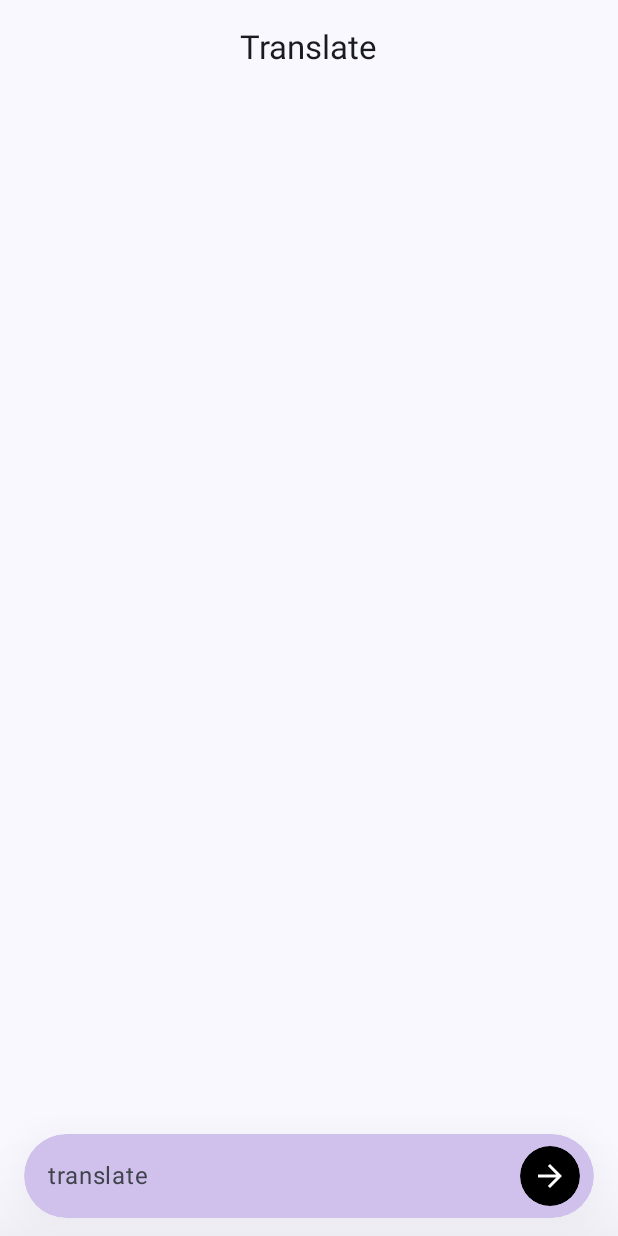
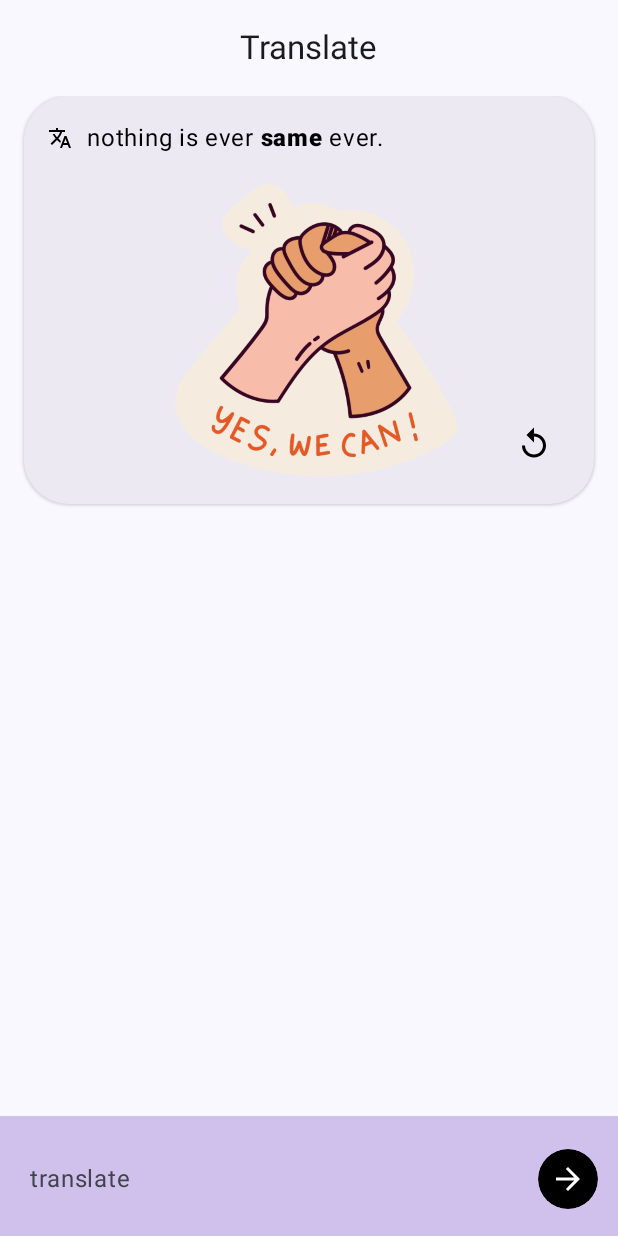
Before and after one commit to varunkumar2004/Sih-SignLanguageTranslateAndroid, an Android app built with Jetpack Compose: the screen it shows after launch (MainActivity), on a phone screen of 412 x 824 dp. Run offline under Robolectric (Android 15) with nearby library versions, the phone set to English and light mode, and no system bars; our stand-ins replace Dagger/Hilt's generated code.

Commit message:
TextPrompt.kt completed.

```diff
--- a/app/src/main/java/com/example/signlanguagetranslator/ui/components/FloatingBottomBar.kt
+++ b/app/src/main/java/com/example/signlanguagetranslator/ui/components/FloatingBottomBar.kt
@@ -20,6 +20,7 @@ import androidx.compose.ui.Modifier
 import androidx.compose.ui.draw.clip
 import androidx.compose.ui.draw.shadow
 import androidx.compose.ui.graphics.Color
+import androidx.compose.ui.platform.LocalSoftwareKeyboardController
 import androidx.compose.ui.unit.dp
 
 @Composable
@@ -30,17 +31,14 @@ fun FloatingBottomBar(
     onPromptChange: (String) -> Unit,
     onPromptSend: () -> Unit
 ) {
+    val keyboardController = LocalSoftwareKeyboardController.current
+
     BottomAppBar(
         modifier = modifier,
-        contentPadding = PaddingValues(horizontal = 16.dp),
-        containerColor = Color.Transparent
+        containerColor = color
     ) {
         TextField(
-            modifier = modifier
-                .shadow(
-                    elevation = 50.dp,
-                    shape = RoundedCornerShape(30.dp)
-                ),
+            modifier = modifier,
             shape = RoundedCornerShape(30.dp),
             colors = TextFieldDefaults.colors(
                 focusedIndicatorColor = Color.Transparent,
@@ -49,11 +47,14 @@ fun FloatingBottomBar(
                 focusedContainerColor = color,
                 focusedTextColor = Color.Black,
                 unfocusedTextColor = Color.Black,
-                unfocusedContainerColor = color
+                unfocusedContainerColor = color,
+                cursorColor = Color.Black
             ),
             value = value,
             placeholder = {
-                Text(text = "translate")
+                Text(
+                    text = "translate"
+                )
             },
             trailingIcon = {
                 IconButton(
@@ -64,7 +65,13 @@ fun FloatingBottomBar(
                         containerColor = Color.Black,
                         contentColor = Color.White
                     ),
-                    onClick = onPromptSend
+                    onClick = {
+                        if (value.isNotEmpty() && value.isNotBlank()) {
+                            onPromptSend()
+                        }
+
+                        keyboardController?.hide()
+                    }
                 ) {
                     Icon(
                         imageVector = Icons.Default.ArrowForward,
--- /dev/null
+++ b/app/src/main/java/com/example/signlanguagetranslator/ui/components/SignScrollAnimation.kt
@@ -0,0 +1,53 @@
+package com.example.signlanguagetranslator.ui.components
+
+import androidx.compose.animation.AnimatedContent
+import androidx.compose.animation.ExperimentalAnimationApi
+import androidx.compose.animation.core.tween
+import androidx.compose.animation.fadeIn
+import androidx.compose.animation.fadeOut
+import androidx.compose.animation.togetherWith
+import androidx.compose.animation.with
+import androidx.compose.foundation.Image
+import androidx.compose.foundation.background
+import androidx.compose.foundation.layout.Box
+import androidx.compose.foundation.layout.Row
+import androidx.compose.foundation.layout.Spacer
+import androidx.compose.foundation.layout.height
+import androidx.compose.foundation.layout.padding
+import androidx.compose.foundation.layout.size
+import androidx.compose.foundation.shape.RoundedCornerShape
+import androidx.compose.material.icons.Icons
+import androidx.compose.material.icons.filled.Forward
+import androidx.compose.material.icons.filled.KeyboardDoubleArrowRight
+import androidx.compose.material.icons.filled.PlayArrow
+import androidx.compose.material.icons.filled.Repeat
+import androidx.compose.material.icons.filled.ReplayCircleFilled
+import androidx.compose.material.icons.outlined.Replay
+import androidx.compose.material3.Icon
+import androidx.compose.material3.IconButton
+import androidx.compose.runtime.Composable
+import androidx.compose.runtime.LaunchedEffect
+import androidx.compose.runtime.getValue
+import androidx.compose.runtime.mutableIntStateOf
+import androidx.compose.runtime.mutableStateOf
+import androidx.compose.runtime.remember
+import androidx.compose.runtime.setValue
+import androidx.compose.ui.Alignment
+import androidx.compose.ui.Modifier
+import androidx.compose.ui.draw.alpha
+import androidx.compose.ui.draw.clip
+import androidx.compose.ui.graphics.Color
+import androidx.compose.ui.res.painterResource
+import androidx.compose.ui.unit.dp
+import com.example.signlanguagetranslator.R
+import kotlinx.coroutines.delay
+
+@Composable
+fun SignScrollAnimation(
+    modifier: Modifier = Modifier,
+    images: List<Int>
+) {
+
+
+
+}
--- a/app/src/main/java/com/example/signlanguagetranslator/ui/components/TextPrompt.kt
+++ b/app/src/main/java/com/example/signlanguagetranslator/ui/components/TextPrompt.kt
@@ -1,10 +1,12 @@
 package com.example.signlanguagetranslator.ui.components
 
+import androidx.compose.animation.AnimatedContent
 import androidx.compose.foundation.Image
 import androidx.compose.foundation.background
 import androidx.compose.foundation.border
 import androidx.compose.foundation.clickable
 import androidx.compose.foundation.layout.Arrangement
+import androidx.compose.foundation.layout.Box
 import androidx.compose.foundation.layout.Column
 import androidx.compose.foundation.layout.Row
 import androidx.compose.foundation.layout.padding
@@ -12,19 +14,35 @@ import androidx.compose.foundation.layout.size
 import androidx.compose.foundation.lazy.LazyRow
 import androidx.compose.foundation.shape.RoundedCornerShape
 import androidx.compose.material.icons.Icons
+import androidx.compose.material.icons.filled.Pause
 import androidx.compose.material.icons.filled.PlayArrow
 import androidx.compose.material.icons.filled.Translate
+import androidx.compose.material.icons.outlined.Replay
+import androidx.compose.material3.CardDefaults
+import androidx.compose.material3.ElevatedCard
 import androidx.compose.material3.Icon
+import androidx.compose.material3.IconButton
 import androidx.compose.material3.ListItem
 import androidx.compose.material3.Text
 import androidx.compose.runtime.Composable
+import androidx.compose.runtime.LaunchedEffect
+import androidx.compose.runtime.getValue
+import androidx.compose.runtime.mutableIntStateOf
+import androidx.compose.runtime.mutableStateOf
+import androidx.compose.runtime.remember
+import androidx.compose.runtime.setValue
 import androidx.compose.ui.Alignment
 import androidx.compose.ui.Modifier
 import androidx.compose.ui.draw.clip
 import androidx.compose.ui.graphics.Color
 import androidx.compose.ui.res.painterResource
+import androidx.compose.ui.text.SpanStyle
+import androidx.compose.ui.text.buildAnnotatedString
+import androidx.compose.ui.text.font.FontWeight
+import androidx.compose.ui.text.withStyle
 import androidx.compose.ui.unit.dp
 import com.example.signlanguagetranslator.R
+import kotlinx.coroutines.delay
 
 @Composable
 fun TextPrompt(
@@ -33,13 +51,54 @@ fun TextPrompt(
     value: String
 ) {
     val shape = RoundedCornerShape(30.dp)
-    val count = 5
+    val images = listOf(
+        R.drawable.praying,
+        R.drawable.holding,
+        R.drawable.praying,
+        R.drawable.holding,
+        R.drawable.praying,
+    )
+    var index by remember {
+        mutableIntStateOf(0)
+    }
 
+    LaunchedEffect(key1 = index) {
+        if (index < images.size - 1) {
+            delay(2000)
+            index++
+        }
+    }
+
+    val annotatedText = buildAnnotatedString {
+        val words = value.split(" ")
+        words.forEachIndexed { i, word ->
+            if (i == index) {
+                withStyle(
+                    style = SpanStyle(
+                        fontWeight = FontWeight.Black,
+                        color = Color.Black
+                    )
+                ) {
+                    append(word)
+                }
+            } else {
+                append(word)
+            }
+
+            append(" ")
+        }
+    }
+
+    ElevatedCard(
+        modifier = modifier,
+        colors = CardDefaults.elevatedCardColors(
+            containerColor = color,
+            contentColor = Color.Black
+        ),
+        shape = shape
+    ) {
         Column(
             modifier = modifier
-            .clip(shape)
-            .background(color)
-            .border(2.dp, color, shape)
         ) {
             Row(
                 modifier = Modifier
@@ -53,38 +112,43 @@ fun TextPrompt(
                     contentDescription = null
                 )
 
+//            Text(
+//                text = value
+//            )
+
                 Text(
-                text = value
+                    text = annotatedText
                 )
             }
 
+            Box(
+                modifier = modifier
+                    .clip(shape = RoundedCornerShape(20.dp))
+                    .padding(horizontal = 16.dp)
+                    .padding(bottom = 16.dp),
+                contentAlignment = Alignment.Center
+            ) {
+                AnimatedContent(
+                    targetState = index,
+                    label = "Scroll Animation"
+                ) { index ->
+                    Image(
+                        modifier = Modifier.size(200.dp),
+                        painter = painterResource(id = images[index]),
+                        contentDescription = "ISL Image 2"
+                    )
+                }
 
-        ListItem(
-            modifier = modifier.clip(shape),
-            leadingContent = {
+                IconButton(
+                    modifier = Modifier.align(Alignment.BottomEnd),
+                    onClick = { index = 0 }
+                ) {
                     Icon(
-                    modifier = Modifier
-                        .clickable {
-
-                        },
-                    imageVector = Icons.Default.PlayArrow,
-                    contentDescription = "Play/Pause"
-                )
-            },
-            headlineContent = {
-                LazyRow(
-                    modifier = modifier
-                ) {
-                    items(count) {
-                        Image(
-                            modifier = Modifier
-                                .size(100.dp),
-                            painter = painterResource(id = R.drawable.praying),
+                        imageVector = Icons.Outlined.Replay,
                         contentDescription = null
                     )
                 }
             }
-            },
-        )
         }
     }
+}
--- a/app/src/main/java/com/example/signlanguagetranslator/ui/screens/HomeScreen.kt
+++ b/app/src/main/java/com/example/signlanguagetranslator/ui/screens/HomeScreen.kt
@@ -46,7 +46,7 @@ fun HomeScreen(
     viewModel: HomeViewModel
 ) {
     val state by viewModel.state.collectAsState()
-    val lightPurple = Color(0xFFDED7EC)
+    val lightPurple = Color(0xFFECE9F3)
     val mediumPurple = Color(0xFFCFC1EC)
 
     Scaffold(
--- a/app/src/main/java/com/example/signlanguagetranslator/ui/viewmodels/HomeViewModel.kt
+++ b/app/src/main/java/com/example/signlanguagetranslator/ui/viewmodels/HomeViewModel.kt
@@ -28,5 +28,6 @@ class HomeViewModel @Inject constructor() : ViewModel() {
 
 data class HomeState(
     val textQuery: String = "",
-    var chat: List<String> = emptyList()
+    var chat: List<String> = listOf("nothing is ever same ever."),
+    val isPlaying: Boolean = false,
 )
```
Also changed, not shown: app/src/main/res/drawable/holding.png (added), 283 other files. Lines whose indentation alone changed are shown as unchanged.
